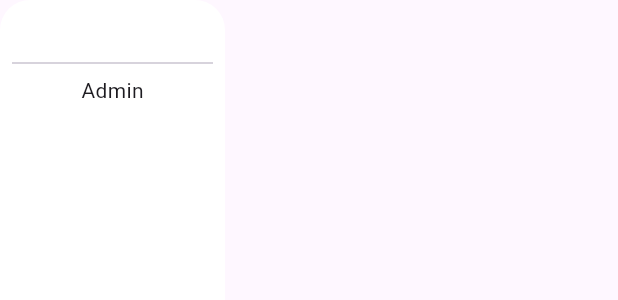
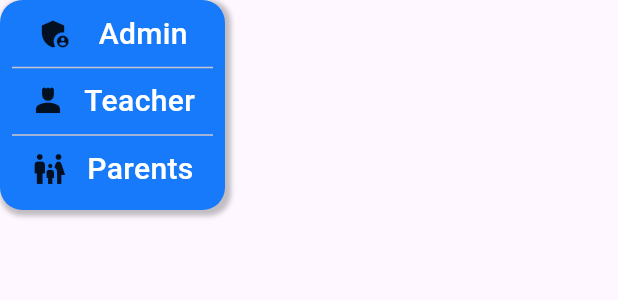
Before and after one commit to SushantNepal09/CollegeManagementSystem, a Flutter app: the ChatArea widget shown alone on an empty page, opened directly, on a phone screen of 412 x 824 dp. Shown: the top 300 px of the screen. Run offline on Flutter 3.47's test engine with Material 3 defaults, Android fonts, the phone set to English and light mode, and no system bars; network calls fail.

Commit message:
added chat feature

```diff
--- a/lib/allvariables/allVar.dart
+++ b/lib/allvariables/allVar.dart
@@ -3,4 +3,5 @@ import 'package:flutter/material.dart';
 const Color primaryBlue = Color(0xFF167AFA);
 const Color myGrey = Color(0xFFA9A9A9);
 const Color cardColor = Color.fromARGB(255, 255, 238, 238);
+
 // Color red = Colors.red;
--- a/lib/dashboard/dashboard.dart
+++ b/lib/dashboard/dashboard.dart
@@ -110,9 +110,7 @@ class _DashboardState extends State<Dashboard> {
 
 
 GridBox(),
-
-
-Chatbutton(),  //this the box which contains all the items in the grid
+ //this the box which contains all the items in the grid
 
 
 
--- a/lib/extravar/chatbutton.dart
+++ b/lib/extravar/chatbutton.dart
@@ -1,36 +1,44 @@
 import 'package:flutter/material.dart';
 import 'package:student/allvariables/allVar.dart';
 
-class Chatbutton extends StatefulWidget {
-  const Chatbutton({super.key});
+class Test extends StatefulWidget {
+  const Test({super.key});
 
   @override
-  State<Chatbutton> createState() => _ChatbuttonState();
+  State<Test> createState() => _TestState();
 }
 
-class _ChatbuttonState extends State<Chatbutton> {
-  bool showArea = true;
+class _TestState extends State<Test> {
+  bool showArea = false;
+  bool isOpen = false;
+
+  @override
   @override
   Widget build(BuildContext context) {
-    return Row(
-      // crossAxisAlignment: CrossAxisAlignment.end,
+    return Padding(
+      padding: const EdgeInsets.only(bottom: 12,left: 5),
+      child: Column(
         mainAxisAlignment: MainAxisAlignment.end,
+        crossAxisAlignment: CrossAxisAlignment.end,
         children: [
-         ChatArea(),
-        Padding(
-            padding:
-                const EdgeInsets.only(bottom: 15, top: 8, left: 8, right: 25),
-            child: FloatingActionButton(
+          showArea ? ChatArea() : MyWidget(),
+          SizedBox(
+            height: 20,
+            width: 20 ,
+          ),
+          FloatingActionButton(
             onPressed: () {
               //add chat area here
-
+              setState(() {
+                showArea = !showArea;
+                isOpen = !isOpen;
+              });
             },
-              backgroundColor: primaryBlue,
-              child: Icon(Icons.chat),
-            )),
-
-
+            backgroundColor: Color.fromARGB(255, 76, 252, 45),
+            child: Icon(isOpen ? Icons.close:Icons.chat),
+          ),
         ],
+      ),
     );
   }
 }
@@ -42,23 +50,167 @@ class ChatArea extends StatelessWidget {
   Widget build(BuildContext context) {
     return Container(
       decoration: BoxDecoration(
-        borderRadius: BorderRadius.circular(20),
-        color: const Color.fromARGB(255, 255, 255, 255)
-        ,      ),
-      // height: 50,
-
+        borderRadius: BorderRadius.circular(15),
+        boxShadow: [
+          BoxShadow(
+              spreadRadius: 2,
+              blurRadius: 2,
+              color: const Color.fromARGB(87, 76, 76, 76),
+              offset: Offset(2, 2))
+        ],
+        color: primaryBlue,
+      ),
+      height: 140,
       width: 150,
       child: Padding(
         padding: const EdgeInsets.all(8.0),
         child: Column(
           children: [
-            Text('Teacher',style: TextStyle(fontSize: 18,color: Colors.white,),),
+            Row(
+              mainAxisAlignment: MainAxisAlignment.spaceEvenly,
+              children: [
+                Icon(
+                  Icons.admin_panel_settings,
+                ),
+                Text(
+                  'Admin',
+                  style: TextStyle(
+                      fontSize: 20,
+                      color: const Color.fromARGB(255, 255, 255, 255),
+                      fontWeight: FontWeight.w500),
+                ),
+              ],
+            ),
             Divider(),
-            Text('Admin')
+            Row(
+              mainAxisAlignment: MainAxisAlignment.spaceEvenly,
+              children: [
+                Icon(Icons.person_4),
+                Text(
+                  'Teacher',
+                  style: TextStyle(
+                      fontSize: 20,
+                      color: const Color.fromARGB(255, 255, 255, 255),
+                      fontWeight: FontWeight.w500),
+                ),
+              ],
+            ),
+            Divider(),
+            Row(
+              mainAxisAlignment: MainAxisAlignment.spaceEvenly,
+              children: [
+                Icon(Icons.family_restroom),
+                Text(
+                  'Parents',
+                  style: TextStyle(
+                      fontSize: 20,
+                      color: const Color.fromARGB(255, 255, 255, 255),
+                      fontWeight: FontWeight.w500),
+                ),
+              ],
+            ),
           ],
         ),
       ),
-
     );
   }
 }
+
+class MyWidget extends StatelessWidget {
+  const MyWidget({super.key});
+
+  @override
+  Widget build(BuildContext context) {
+    return SizedBox(
+      height: 1,
+      width: 1,
+    );
+  }
+}
+
+
+
+
+
+
+// class Chat2 extends StatefulWidget {
+//   const Chat2({super.key});
+
+//   @override
+//   State<Chat2> createState() => _Chat2State();
+// }
+
+// class _Chat2State extends State<Chat2> {
+//   @override
+//   Widget build(BuildContext context) {
+//     return FloatingActionButton.extended(onPressed: (){
+
+//     }, label:Container(
+//       decoration: BoxDecoration(
+//         borderRadius: BorderRadius.circular(15),
+// boxShadow: [
+//   BoxShadow(
+//     spreadRadius: 2,
+// blurRadius: 2,
+// color: const Color.fromARGB(87, 76, 76, 76)
+// ,
+// offset: Offset(2, 2) )
+// ],
+
+
+
+//         color: primaryBlue,
+//       ),
+//       height: 140,
+//       width: 150,
+//       child: Padding(
+//         padding: const EdgeInsets.all(8.0),
+//         child: Column(
+//           children: [
+//               Row(
+//                mainAxisAlignment: MainAxisAlignment.spaceEvenly,
+//               children: [
+//                 Icon(Icons.admin_panel_settings,),
+//                 Text(
+//                   'Admin',
+//                   style: TextStyle(
+//                       fontSize: 20,
+//                       color: const Color.fromARGB(255, 255, 255, 255),
+//                       fontWeight: FontWeight.w500),
+//                 ),
+//               ],
+//             ),
+//             Divider(),
+//           Row(
+//             mainAxisAlignment: MainAxisAlignment.spaceEvenly,
+//             children: [
+//               Icon(Icons.person_4),  Text(
+//                   'Teacher',
+//                   style: TextStyle(
+//                       fontSize: 20,
+//                       color: const Color.fromARGB(255, 255, 255, 255),
+//                       fontWeight: FontWeight.w500),
+//                 ),
+//             ],
+//           ),
+//           Divider(),
+//               Row(
+//             mainAxisAlignment: MainAxisAlignment.spaceEvenly,
+//             children: [
+//               Icon(Icons.family_restroom),  Text(
+//                   'Parents',
+//                   style: TextStyle(
+//                       fontSize: 20,
+//                       color: const Color.fromARGB(255, 255, 255, 255),
+//                       fontWeight: FontWeight.w500),
+//                 ),
+//             ],
+//           ),
+
+
+//           ],
+//         ),
+//       ),
+//     ) );
+//   }
+// }
--- a/lib/main.dart
+++ b/lib/main.dart
@@ -1,6 +1,7 @@
 import 'package:flutter/material.dart';
 import 'package:student/allvariables/allVar.dart';
 import 'package:student/dashboard/dashboard.dart';
+import 'package:student/extravar/chatbutton.dart';
 import 'package:student/pages/notification.dart';
 import 'Navigationtools/navbar.dart';
 
@@ -41,6 +42,8 @@ class _MyAppState extends State<MyApp> {
             title: Center(child: Text('Student')),
           ),
           body: Dashboard(),
+          floatingActionButton: Test(),
+          floatingActionButtonLocation: FloatingActionButtonLocation.endDocked,
         ),
       ),
     );
```
Also changed, not shown: flutter_03.png (added). Lines whose indentation alone changed are shown as unchanged.
